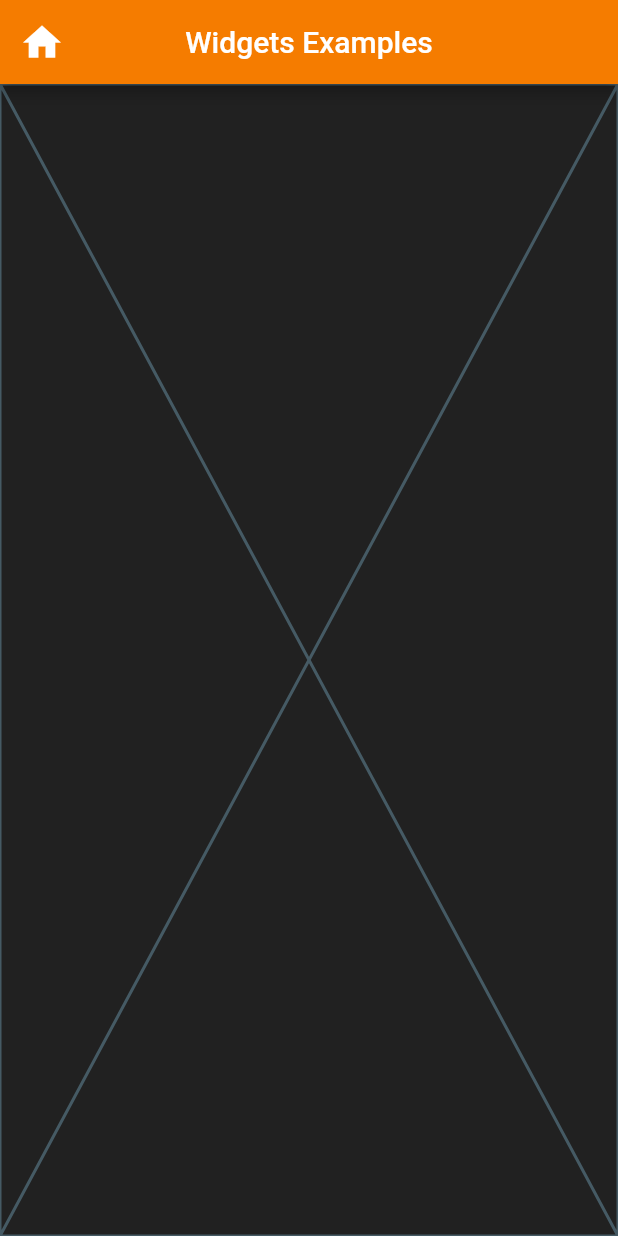
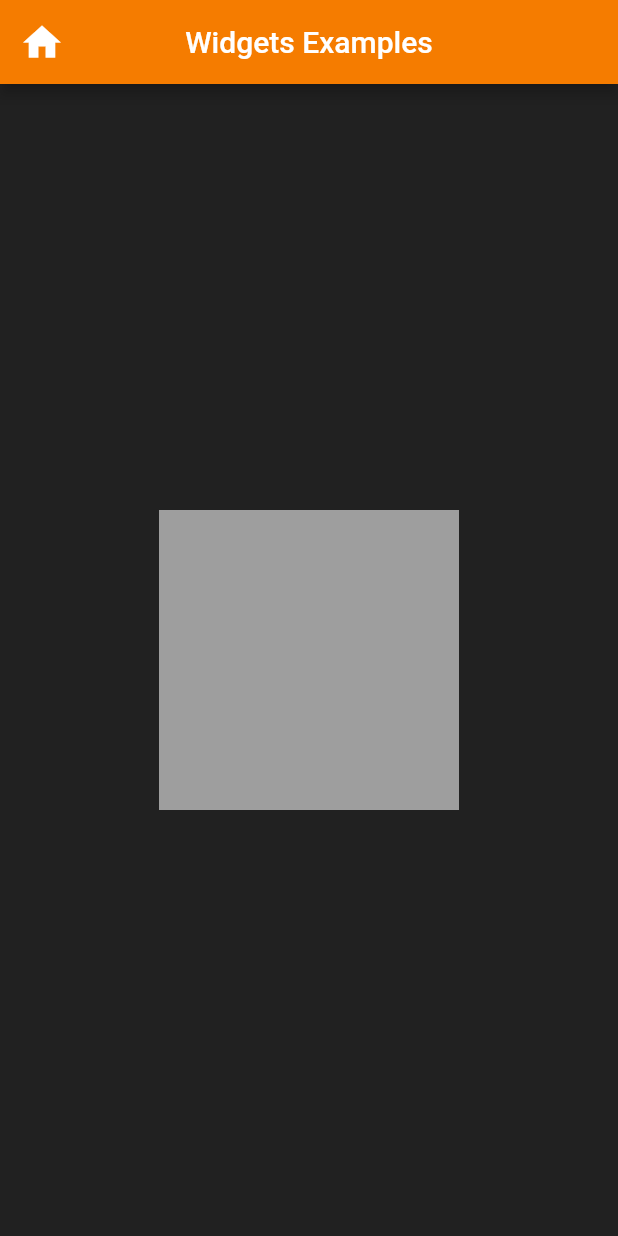
Before and after one commit to Igneele91/Dart-Flutter-Udmi2022, a Flutter app: the screen it shows after launch, on a phone screen of 412 x 824 dp. Run offline on Flutter 3.47's test engine with Material 2 defaults, Android fonts, the phone set to English and light mode, and no system bars.

Commit message:
container in fluter v2 grey

```diff
--- /dev/null
+++ b/flutter_grundlagen/lib/presentation/widgets_examples/widgets/container_text_example.dart
@@ -0,0 +1,15 @@
+import 'package:flutter/material.dart';
+
+class ContainerTextExample extends StatelessWidget {
+  const ContainerTextExample({Key? key}) : super(key: key);
+
+  @override
+  Widget build(BuildContext context) {
+    return Center(
+        child: Container(
+      height: 200,
+      width: 200,
+      color: Colors.grey,
+    ));
+  }
+}
--- a/flutter_grundlagen/lib/presentation/widgets_examples/widgets_examples_page.dart
+++ b/flutter_grundlagen/lib/presentation/widgets_examples/widgets_examples_page.dart
@@ -1,4 +1,5 @@
 import 'package:flutter/material.dart';
+import 'package:flutter_grundlagen/presentation/widgets_examples/widgets/container_text_example.dart';
 
 class WidgetsExamplesPage extends StatelessWidget {
   const WidgetsExamplesPage({Key? key}) : super(key: key);
@@ -16,6 +17,6 @@ class WidgetsExamplesPage extends StatelessWidget {
           backgroundColor: Colors.orange[700],
           title: const Text("Widgets Examples"),
         ), // AppBar
-        body: const Placeholder()); // Scaffold
+        body: ContainerTextExample()); // Scaffold
   }
 }
```
